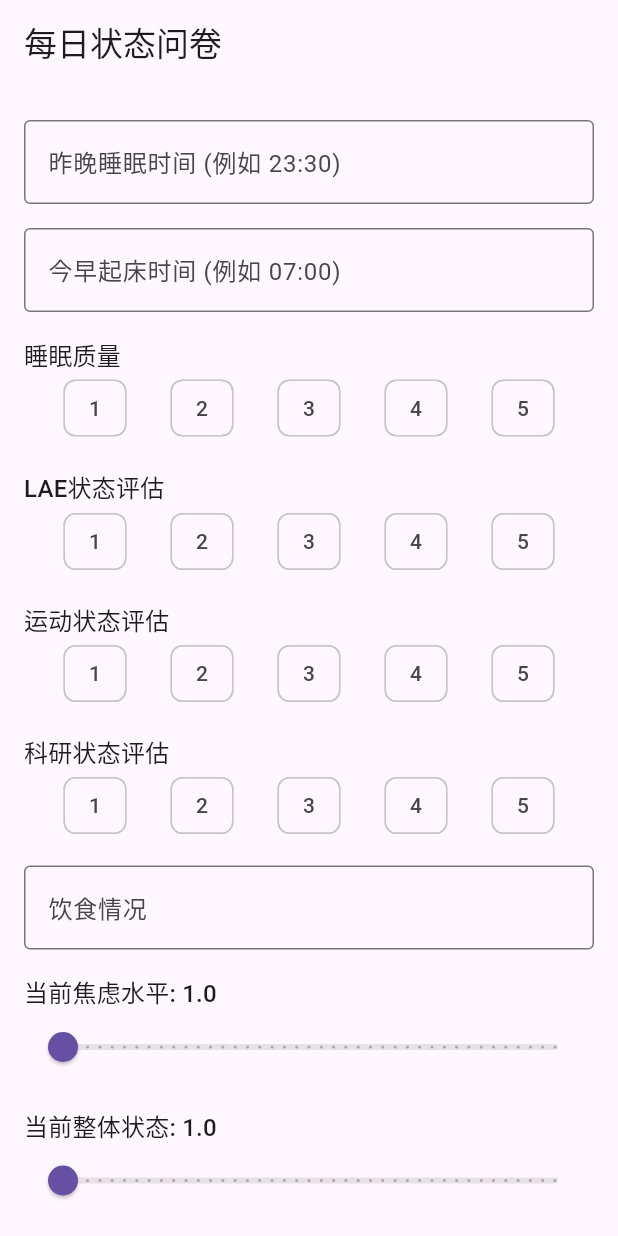
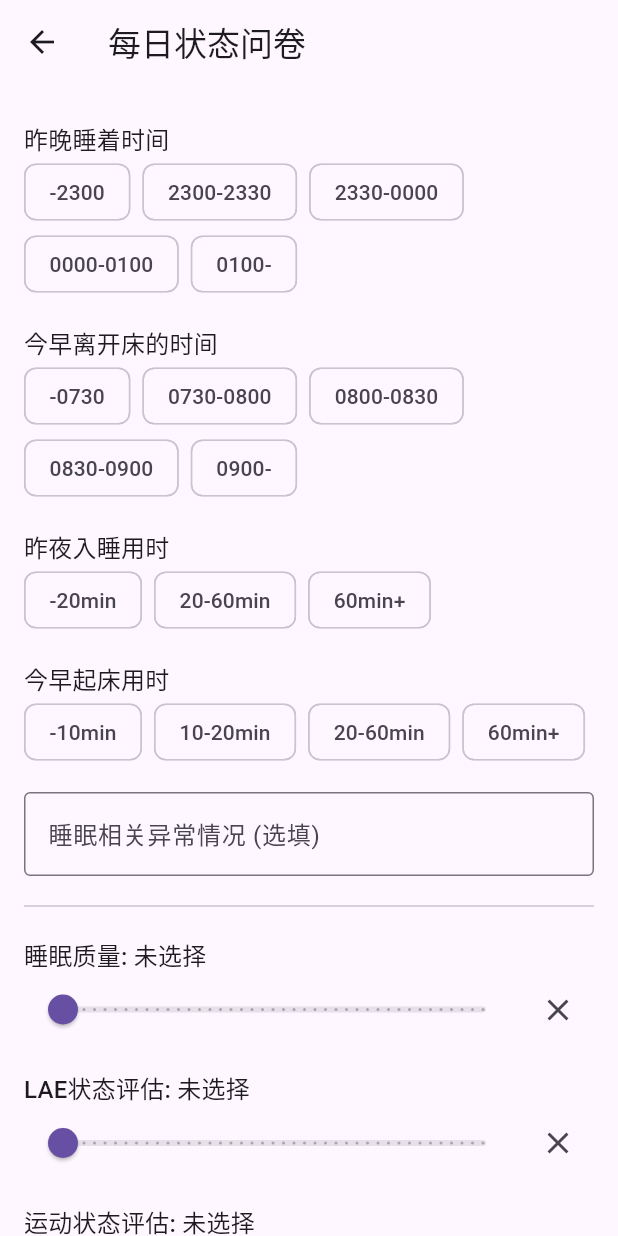
Before and after one commit to qiluojun/LAE, a Flutter app: the StatusSurveyPage screen opened directly, on a phone screen of 412 x 824 dp. Run offline on Flutter 3.47's test engine with Material 3 defaults, Android fonts, the phone set to English and light mode, and no system bars; our stand-ins replace flutter_local_notifications, flutter_timezone, sqflite, timezone; accounts and stored records are empty.

Commit message:
a working morning daily survey
finally working! I will make it even more workable later!!!!

```diff
--- a/lae_app/lib/models/status_record.dart
+++ b/lae_app/lib/models/status_record.dart
@@ -15,56 +15,45 @@
 /// - 如果未来问卷项目增加，可在此文件中添加新的字段。
 /// - 可以考虑添加数据校验逻辑。
 ///
-
+// ...existing code...
 class StatusRecord {
   final int? id; // 数据库中的唯一ID，自增主键，可以为空
   final DateTime recordTime; // 记录创建时间
 
   // 问卷项目
-  final String sleepTime; // 昨晚睡眠时间 (格式: "HH:mm")
-  final String wakeUpTime; // 今早起床时间 (格式: "HH:mm")
-  final int sleepQuality; // 睡眠质量 (1-5分)
-  final int laeState; // LAE状态评估 (1-5分)
-  final int exerciseState; // 运动状态评估 (1-5分)
-  final int researchState; // 科研状态评估 (1-5分)
-  final String dietInfo; // 饮食情况 (文本输入)
-  final double anxietyLevel; // 当前焦虑水平 (1.0-5.0)
-  final double overallState; // 当前整体状态 (1.0-5.0)
+  final String? sleepTime; // 昨晚睡着时间 (单选)
+  final String? wakeUpTime; // 今早离开床的时间 (单选)
+  final double? sleepQuality; // 睡眠质量 (Slider, 1.0-5.0)
+  final double? laeState; // LAE状态评估 (Slider, 1.0-5.0)
+  final double? exerciseState; // 运动状态评估 (Slider, 1.0-5.0)
+  final double? researchState; // 科研状态评估 (Slider, 1.0-5.0)
+  final String? dietInfo; // 饮食情况 (文本输入)
+  final double? anxietyLevel; // 当前焦虑水平 (1.0-5.0)
+  final double? overallState; // 当前整体状态 (1.0-5.0)
   final String? remarks; // 备注 (可以为空)
+
+  // 新增字段
+  final String? timeToFallAsleep; // 昨夜入睡用时 (单选)
+  final String? timeToGetUp; // 今早起床用时 (单选)
+  final String? sleepAbnormalities; // 睡眠相关异常情况 (自由输入)
 
   StatusRecord({
     this.id,
     required this.recordTime,
-    required this.sleepTime,
-    required this.wakeUpTime,
-    required this.sleepQuality,
-    required this.laeState,
-    required this.exerciseState,
-    required this.researchState,
-    required this.dietInfo,
-    required this.anxietyLevel,
-    required this.overallState,
+    this.sleepTime,
+    this.wakeUpTime,
+    this.sleepQuality,
+    this.laeState,
+    this.exerciseState,
+    this.researchState,
+    this.dietInfo,
+    this.anxietyLevel,
+    this.overallState,
     this.remarks,
+    this.timeToFallAsleep,
+    this.timeToGetUp,
+    this.sleepAbnormalities,
   });
-
-  /// 将Map对象转换为StatusRecord对象
-  factory StatusRecord.fromMap(Map<String, dynamic> map) {
-    return StatusRecord(
-      id: map['id'],
-      // 将存储的ISO 8601字符串转回DateTime对象
-      recordTime: DateTime.parse(map['recordTime']),
-      sleepTime: map['sleepTime'],
-      wakeUpTime: map['wakeUpTime'],
-      sleepQuality: map['sleepQuality'],
-      laeState: map['laeState'],
-      exerciseState: map['exerciseState'],
-      researchState: map['researchState'],
-      dietInfo: map['dietInfo'],
-      anxietyLevel: map['anxietyLevel'],
-      overallState: map['overallState'],
-      remarks: map['remarks'],
-    );
-  }
 
   /// 将StatusRecord对象转换为Map对象，以便存入数据库
   Map<String, dynamic> toMap() {
@@ -82,6 +71,30 @@
       'anxietyLevel': anxietyLevel,
       'overallState': overallState,
       'remarks': remarks,
+      'timeToFallAsleep': timeToFallAsleep,
+      'timeToGetUp': timeToGetUp,
+      'sleepAbnormalities': sleepAbnormalities,
     };
   }
+
+  // 新增：从 Map 创建 StatusRecord 对象的工厂构造函数
+  factory StatusRecord.fromMap(Map<String, dynamic> map) {
+    return StatusRecord(
+      id: map['id'],
+      recordTime: DateTime.parse(map['recordTime']),
+      sleepTime: map['sleepTime'],
+      wakeUpTime: map['wakeUpTime'],
+      sleepQuality: map['sleepQuality'],
+      laeState: map['laeState'],
+      exerciseState: map['exerciseState'],
+      researchState: map['researchState'],
+      dietInfo: map['dietInfo'],
+      anxietyLevel: map['anxietyLevel'],
+      overallState: map['overallState'],
+      remarks: map['remarks'],
+      timeToFallAsleep: map['timeToFallAsleep'],
+      timeToGetUp: map['timeToGetUp'],
+      sleepAbnormalities: map['sleepAbnormalities'],
+    );
+  }
 }
--- a/lae_app/lib/pages/status_survey_page.dart
+++ b/lae_app/lib/pages/status_survey_page.dart
@@ -13,67 +13,56 @@
   final _formKey = GlobalKey<FormState>();
 
   // Controllers for text fields
-  final _sleepTimeController = TextEditingController();
-  final _wakeTimeController = TextEditingController();
   final _dietController = TextEditingController();
   final _notesController = TextEditingController();
+  final _sleepAbnormalitiesController = TextEditingController(); // 新增
 
-  // State for ratings
-  int? _sleepQuality;
-  int? _laeStatus;
-  int? _exerciseStatus;
-  int? _researchStatus;
+  // State for single choice questions
+  String? _sleepTime;
+  String? _wakeUpTime;
+  String? _timeToFallAsleep;
+  String? _timeToGetUp;
 
-  // State for sliders
-  double _anxietyLevel = 1.0;
-  double _overallStatus = 1.0;
+  // State for sliders - now all ratings are doubles
+  double? _sleepQuality;
+  double? _laeStatus;
+  double? _exerciseStatus;
+  double? _researchStatus;
+  double? _anxietyLevel;
+  double? _overallStatus;
 
   @override
   void dispose() {
     // Clean up the controllers when the widget is disposed.
-    _sleepTimeController.dispose();
-    _wakeTimeController.dispose();
     _dietController.dispose();
     _notesController.dispose();
+    _sleepAbnormalitiesController.dispose(); // 新增
     super.dispose();
   }
 
   Future<void> _submitSurvey() async {
-    if (_formKey.currentState!.validate()) {
-      // Add validation for rating fields
-      if (_sleepQuality == null ||
-          _laeStatus == null ||
-          _exerciseStatus == null ||
-          _researchStatus == null) {
-        ScaffoldMessenger.of(context).showSnackBar(
-          const SnackBar(content: Text('请完成所有评分项')),
-        );
-        return;
-      }
-
-      // Create a StatusRecord object from the form data
+    // Create a StatusRecord object from the form data.
     final record = StatusRecord(
       // id will be auto-generated by the database
       recordTime: DateTime.now(),
-        sleepTime: _sleepTimeController.text,
-        wakeUpTime:
-            _wakeTimeController.text, // Corrected: wakeTime -> wakeUpTime
-        sleepQuality: _sleepQuality!, // Corrected: Added null check
-        laeState:
-            _laeStatus!, // Corrected: laeStatus -> laeState, Added null check
-        exerciseState:
-            _exerciseStatus!, // Corrected: exerciseStatus -> exerciseState, Added null check
-        researchState:
-            _researchStatus!, // Corrected: researchStatus -> researchState, Added null check
-        dietInfo: _dietController.text, // Corrected: diet -> dietInfo
+      sleepTime: _sleepTime,
+      wakeUpTime: _wakeUpTime,
+      sleepQuality: _sleepQuality,
+      laeState: _laeStatus,
+      exerciseState: _exerciseStatus,
+      researchState: _researchStatus,
+      dietInfo: _dietController.text,
       anxietyLevel: _anxietyLevel,
-        overallState:
-            _overallStatus, // Corrected: overallStatus -> overallState
-        remarks: _notesController.text, // Corrected: notes -> remarks
+      overallState: _overallStatus,
+      remarks: _notesController.text,
+      // 新增字段
+      timeToFallAsleep: _timeToFallAsleep,
+      timeToGetUp: _timeToGetUp,
+      sleepAbnormalities: _sleepAbnormalitiesController.text,
     );
 
     // Save to the local database
-      await DatabaseHelper.instance.insertStatusRecord(record);
+    await DatabaseHelper().insertStatusRecord(record);
 
     // Show a confirmation message and navigate back
     if (mounted) {
@@ -81,7 +70,6 @@
         const SnackBar(content: Text('记录已保存')),
       );
       Navigator.of(context).pop();
-      }
     }
   }
 
@@ -96,28 +84,53 @@
         child: ListView(
           padding: const EdgeInsets.all(16.0),
           children: [
-            _buildTextField(_sleepTimeController, '昨晚睡眠时间 (例如 23:30)'),
-            _buildTextField(_wakeTimeController, '今早起床时间 (例如 07:00)'),
-            _buildRatingRow('睡眠质量', _sleepQuality, (rating) {
-              setState(() => _sleepQuality = rating);
+            _buildChoiceGroup(
+              '昨晚睡着时间',
+              ['-2300', '2300-2330', '2330-0000', '0000-0100', '0100-'],
+              _sleepTime,
+              (value) => setState(() => _sleepTime = value),
+            ),
+            _buildChoiceGroup(
+              '今早离开床的时间',
+              ['-0730', '0730-0800', '0800-0830', '0830-0900', '0900-'],
+              _wakeUpTime,
+              (value) => setState(() => _wakeUpTime = value),
+            ),
+            _buildChoiceGroup(
+              '昨夜入睡用时',
+              ['-20min', '20-60min', '60min+'],
+              _timeToFallAsleep,
+              (value) => setState(() => _timeToFallAsleep = value),
+            ),
+            _buildChoiceGroup(
+              '今早起床用时',
+              ['-10min', '10-20min', '20-60min', '60min+'],
+              _timeToGetUp,
+              (value) => setState(() => _timeToGetUp = value),
+            ),
+            _buildTextField(_sleepAbnormalitiesController, '睡眠相关异常情况 (选填)'),
+            const Divider(height: 24, thickness: 1),
+            _buildSlider('睡眠质量', _sleepQuality, (value) {
+              setState(() => _sleepQuality = value);
             }),
-            _buildRatingRow('LAE状态评估', _laeStatus, (rating) {
-              setState(() => _laeStatus = rating);
+            _buildSlider('LAE状态评估', _laeStatus, (value) {
+              setState(() => _laeStatus = value);
             }),
-            _buildRatingRow('运动状态评估', _exerciseStatus, (rating) {
-              setState(() => _exerciseStatus = rating);
+            _buildSlider('运动状态评估', _exerciseStatus, (value) {
+              setState(() => _exerciseStatus = value);
             }),
-            _buildRatingRow('科研状态评估', _researchStatus, (rating) {
-              setState(() => _researchStatus = rating);
+            _buildSlider('科研状态评估', _researchStatus, (value) {
+              setState(() => _researchStatus = value);
             }),
-            _buildTextField(_dietController, '饮食情况'),
             _buildSlider('当前焦虑水平', _anxietyLevel, (value) {
               setState(() => _anxietyLevel = value);
             }),
             _buildSlider('当前整体状态', _overallStatus, (value) {
               setState(() => _overallStatus = value);
             }),
-            _buildTextField(_notesController, '备注 (选填)', isRequired: false),
+            const Divider(height: 24, thickness: 1),
+            _buildTextField(_dietController, '饮食情况'),
+            _buildTextField(_notesController, '备注 (选填)'),
             const SizedBox(height: 24),
             ElevatedButton(
               onPressed: _submitSurvey,
@@ -129,8 +142,7 @@
     );
   }
 
-  Widget _buildTextField(TextEditingController controller, String label,
-      {bool isRequired = true}) {
+  Widget _buildTextField(TextEditingController controller, String label) {
     return Padding(
       padding: const EdgeInsets.symmetric(vertical: 8.0),
       child: TextFormField(
@@ -139,38 +151,31 @@
           labelText: label,
           border: const OutlineInputBorder(),
         ),
-        validator: isRequired
-            ? (value) {
-                if (value == null || value.isEmpty) {
-                  return '此项为必填项';
-                }
-                return null;
-              }
-            : null,
+        // Validator is removed to make the field optional
       ),
     );
   }
 
-  Widget _buildRatingRow(
-      String title, int? groupValue, ValueChanged<int?> onChanged) {
+  // 新增：用于单选题的通用小部件
+  Widget _buildChoiceGroup(String title, List<String> options,
+      String? groupValue, ValueChanged<String?> onChanged) {
     return Padding(
       padding: const EdgeInsets.symmetric(vertical: 8.0),
       child: Column(
         crossAxisAlignment: CrossAxisAlignment.start,
         children: [
           Text(title, style: Theme.of(context).textTheme.titleMedium),
-          Row(
-            mainAxisAlignment: MainAxisAlignment.spaceEvenly,
-            children: List.generate(5, (index) {
-              final value = index + 1;
+          Wrap(
+            spacing: 8.0,
+            children: options.map((option) {
               return ChoiceChip(
-                label: Text('$value'),
-                selected: groupValue == value,
+                label: Text(option),
+                selected: groupValue == option,
                 onSelected: (selected) {
-                  onChanged(selected ? value : null);
+                  onChanged(selected ? option : null);
                 },
               );
-            }),
+            }).toList(),
           ),
         ],
       ),
@@ -178,21 +183,36 @@
   }
 
   Widget _buildSlider(
-      String title, double value, ValueChanged<double> onChanged) {
+      String title, double? value, ValueChanged<double?> onChanged) {
+    // 如果值为null，则滑块显示在最左侧，但逻辑上是未选择状态
+    final displayValue = value ?? 1.0;
+
     return Padding(
       padding: const EdgeInsets.symmetric(vertical: 8.0),
       child: Column(
         crossAxisAlignment: CrossAxisAlignment.start,
         children: [
-          Text('$title: ${value.toStringAsFixed(1)}',
+          Text('$title: ${value?.toStringAsFixed(1) ?? "未选择"}',
               style: Theme.of(context).textTheme.titleMedium),
-          Slider(
-            value: value,
+          Row(
+            children: [
+              Expanded(
+                child: Slider(
+                  value: displayValue,
                   min: 1,
                   max: 5,
                   divisions: 40, // (5-1) / 0.1 = 40
-            label: value.toStringAsFixed(1),
+                  label: displayValue.toStringAsFixed(1),
                   onChanged: onChanged,
+                ),
+              ),
+              // 添加一个清除按钮
+              IconButton(
+                icon: const Icon(Icons.clear),
+                onPressed: () => onChanged(null),
+                tooltip: '清除选择',
+              )
+            ],
           ),
         ],
       ),
--- a/lae_app/pubspec.yaml
+++ b/lae_app/pubspec.yaml
@@ -40,6 +40,8 @@
   path: ^1.9.0
   flutter_local_notifications: ^18.0.1
   timezone: ^0.10.1
+  flutter_timezone: ^1.0.8
+  intl: ^0.19.0
 
 dev_dependencies:
   flutter_test:
```
Also changed, not shown: lae_app/lib/main.dart (+79 -26 lines), lae_app/lib/pages/records_display_page.dart (added, +130 -0 lines), lae_app/lib/services/database_helper.dart (+51 -35 lines), lae_app/lib/services/notification_service.dart (+35 -34 lines), lae_app/pubspec.lock, 5 other files. Lines whose indentation alone changed are shown as unchanged.
